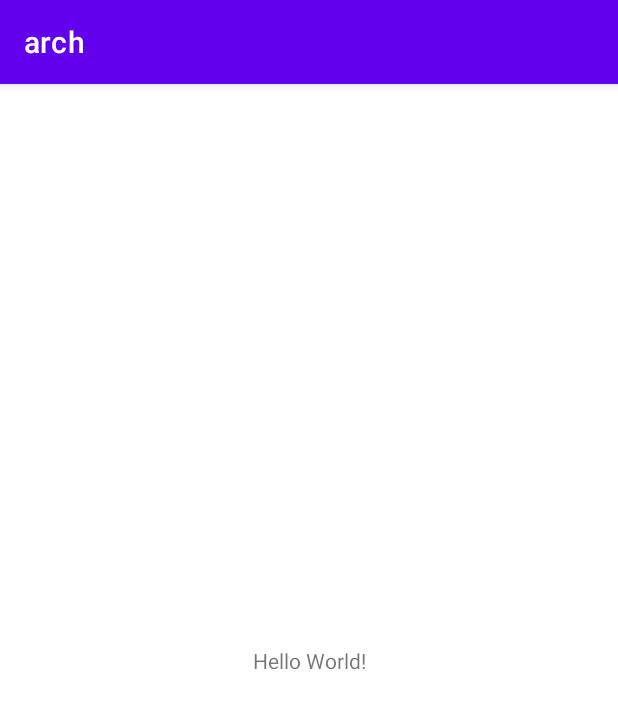
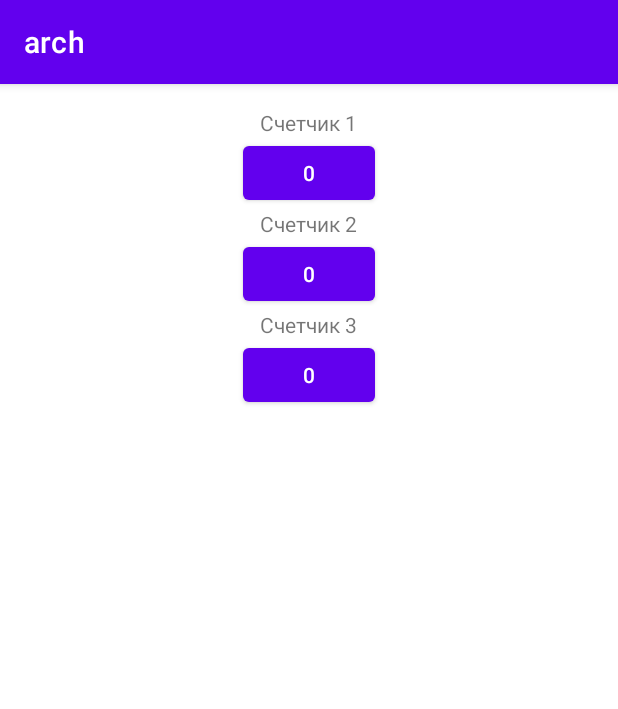
Before and after one commit to pozdeevai88/arch, an Android app: the screen it shows after launch (MainActivity), on a phone screen of 412 x 824 dp. Shown: the top 709 px of the screen. Run offline under Robolectric (Android 15) with nearby library versions, the phone set to English and light mode, and no system bars.

Commit message:
Some tuning

```diff
--- a/app/build.gradle
+++ b/app/build.gradle
@@ -22,6 +22,9 @@ android {
             proguardFiles getDefaultProguardFile('proguard-android-optimize.txt'), 'proguard-rules.pro'
         }
     }
+    buildFeatures {
+        viewBinding true
+    }
     compileOptions {
         sourceCompatibility JavaVersion.VERSION_1_8
         targetCompatibility JavaVersion.VERSION_1_8
--- a/app/src/main/java/ru/geekbrains/arch/MainActivity.kt
+++ b/app/src/main/java/ru/geekbrains/arch/MainActivity.kt
@@ -1,11 +1,38 @@
 package ru.geekbrains.arch
 
+import android.os.Bundle
+import android.view.View
+import android.widget.Button
 import androidx.appcompat.app.AppCompatActivity
-import android.os.Bundle
+import ru.geekbrains.arch.R.layout.activity_main
 
-class MainActivity : AppCompatActivity() {
+class MainActivity : AppCompatActivity(activity_main), MainView {
+
+    val presenter = MainPresenter(this)
+
+    private val btn_counter1: Button by lazy { findViewById(R.id.btn_counter1) }
+    private val btn_counter2: Button by lazy { findViewById(R.id.btn_counter2) }
+    private val btn_counter3: Button by lazy { findViewById(R.id.btn_counter3) }
+
     override fun onCreate(savedInstanceState: Bundle?) {
         super.onCreate(savedInstanceState)
-        setContentView(R.layout.activity_main)
+
+        val listener = View.OnClickListener {
+            presenter.counterClick(it.id)
+        }
+
+        btn_counter1.setOnClickListener(listener)
+        btn_counter2.setOnClickListener(listener)
+        btn_counter3.setOnClickListener(listener)
     }
+
+    //Подсказка к ПЗ: поделить на 3 отдельные функции и избавиться от index
+    override fun setButtonText(index: Int, text: String) {
+        when(index){
+            0 -> btn_counter1.text = text
+            1 -> btn_counter2.text = text
+            2 -> btn_counter3.text = text
+        }
+    }
+
 }
--- /dev/null
+++ b/app/src/main/java/ru/geekbrains/arch/MainView.kt
@@ -0,0 +1,5 @@
+package ru.geekbrains.arch
+
+interface MainView {
+    fun setButtonText(index: Int, text: String)
+}
--- a/app/src/main/res/layout/activity_main.xml
+++ b/app/src/main/res/layout/activity_main.xml
@@ -1,18 +1,46 @@
 <?xml version="1.0" encoding="utf-8"?>
-<androidx.constraintlayout.widget.ConstraintLayout xmlns:android="http://schemas.android.com/apk/res/android"
+<LinearLayout xmlns:android="http://schemas.android.com/apk/res/android"
     xmlns:app="http://schemas.android.com/apk/res-auto"
-    xmlns:tools="http://schemas.android.com/tools"
     android:layout_width="match_parent"
     android:layout_height="match_parent"
-    tools:context=".MainActivity">
+    android:orientation="vertical"
+    android:gravity="center_horizontal"
+    android:padding="16dp">
 
     <TextView
+        android:id="@+id/tv_1"
         android:layout_width="wrap_content"
         android:layout_height="wrap_content"
-        android:text="Hello World!"
-        app:layout_constraintBottom_toBottomOf="parent"
-        app:layout_constraintLeft_toLeftOf="parent"
-        app:layout_constraintRight_toRightOf="parent"
-        app:layout_constraintTop_toTopOf="parent" />
+        android:text="@string/counter_one"/>
 
-</androidx.constraintlayout.widget.ConstraintLayout>
+    <Button
+        android:id="@+id/btn_counter1"
+        android:layout_width="wrap_content"
+        android:layout_height="wrap_content"
+        android:text="0" />
+
+    <TextView
+        android:id="@+id/tv_2"
+        android:layout_width="wrap_content"
+        android:layout_height="wrap_content"
+        android:text="@string/counter_two" />
+
+    <Button
+        android:id="@+id/btn_counter2"
+        android:layout_width="wrap_content"
+        android:layout_height="wrap_content"
+        android:text="0" />
+
+    <TextView
+        android:id="@+id/tv_3"
+        android:layout_width="wrap_content"
+        android:layout_height="wrap_content"
+        android:text="@string/counter_three" />
+
+    <Button
+        android:id="@+id/btn_counter3"
+        android:layout_width="wrap_content"
+        android:layout_height="wrap_content"
+        android:text="0" />
+
+</LinearLayout>
--- a/app/src/main/res/values/strings.xml
+++ b/app/src/main/res/values/strings.xml
@@ -1,3 +1,6 @@
 <resources>
     <string name="app_name">arch</string>
+    <string name="counter_one">Счетчик 1</string>
+    <string name="counter_two">Счетчик 2</string>
+    <string name="counter_three">Счетчик 3</string>
 </resources>
--- a/settings.gradle
+++ b/settings.gradle
@@ -3,7 +3,6 @@ dependencyResolutionManagement {
     repositories {
         google()
         mavenCentral()
-        jcenter() // Warning: this repository is going to shut down soon
     }
 }
 rootProject.name = "arch"
```
Also changed, not shown: app/src/main/java/ru/geekbrains/arch/CountersModel.kt (added, +19 -0 lines), app/src/main/java/ru/geekbrains/arch/MainPresenter.kt (added, +23 -0 lines).
